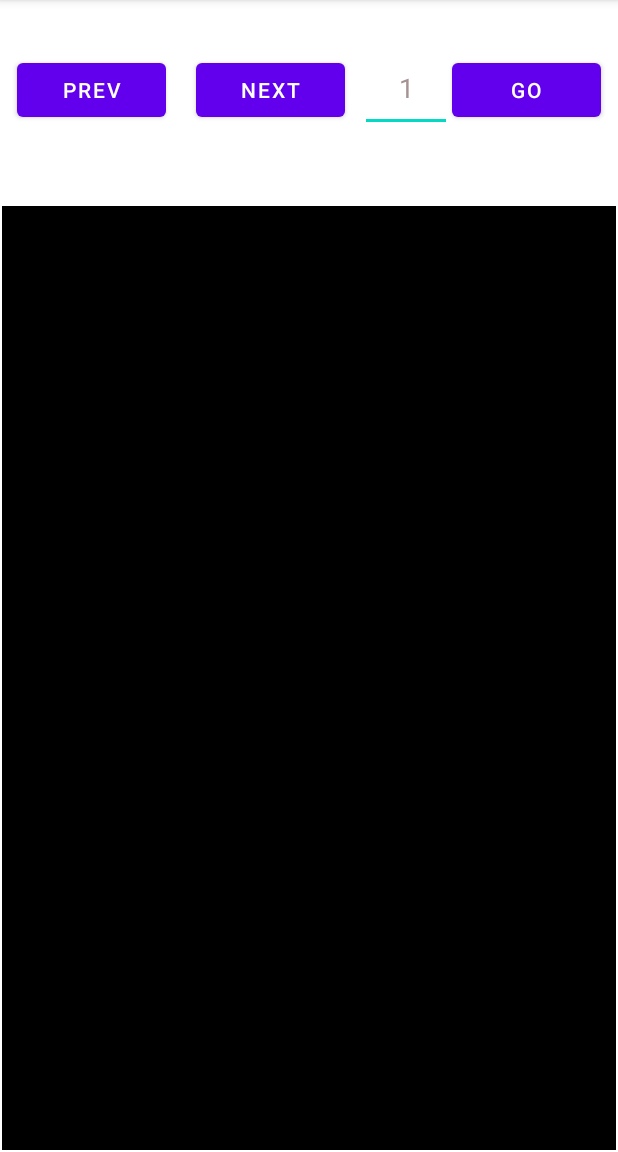
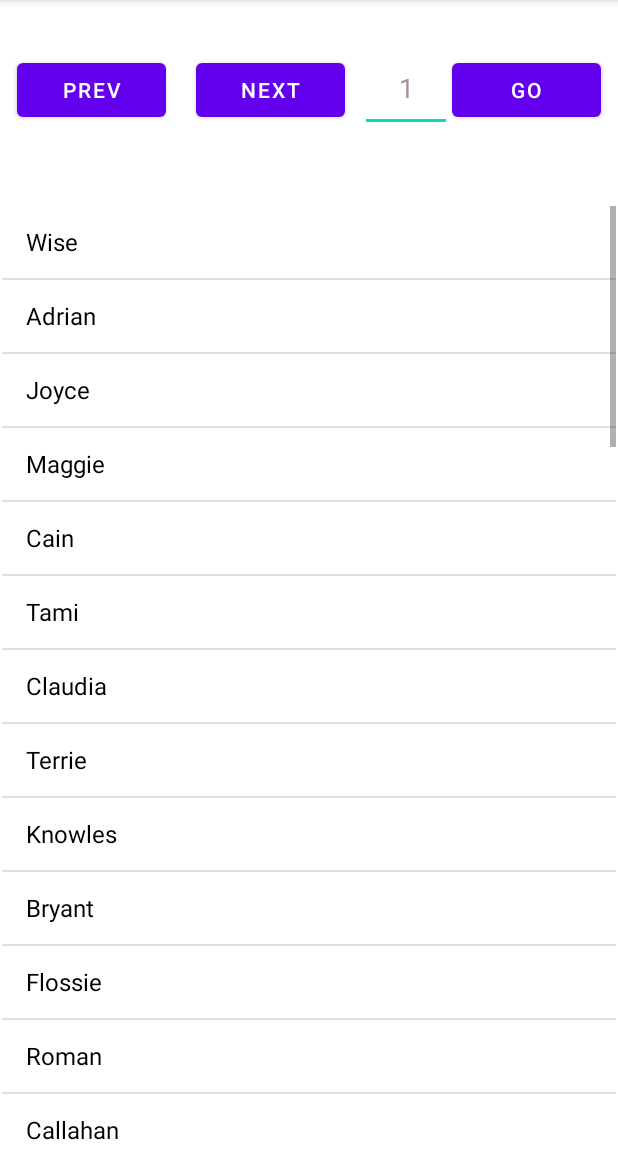
Before and after one commit to juanjonathan67/jsleep-android, an Android app: the screen it shows after launch (MainActivity), after a tap on "LOGIN", on a phone screen of 412 x 824 dp, the part 84-1236 px from its top. Run offline under Robolectric (Android 15) with nearby library versions, the phone set to English and light mode, and no system bars; 1 statement that could not run was skipped.

Commit message:
TP modul 9

```diff
--- a/app/build.gradle
+++ b/app/build.gradle
@@ -34,6 +34,8 @@ dependencies {
     implementation 'com.google.android.material:material:1.5.0'
     implementation 'androidx.constraintlayout:constraintlayout:2.1.3'
     implementation 'com.google.code.gson:gson:2.8.7'
+    implementation 'com.squareup.retrofit2:retrofit:2.9.0'
+    implementation 'com.squareup.retrofit2:converter-gson:2.9.0'
     testImplementation 'junit:junit:4.13.2'
     androidTestImplementation 'androidx.test.ext:junit:1.1.3'
     androidTestImplementation 'androidx.test.espresso:espresso-core:3.4.0'
--- a/app/src/main/java/JuanjsleepRJ/jsleep_android/LoginActivity.java
+++ b/app/src/main/java/JuanjsleepRJ/jsleep_android/LoginActivity.java
@@ -3,40 +3,77 @@ package JuanjsleepRJ.jsleep_android;
 import androidx.appcompat.app.AppCompatActivity;
 
 
+import android.content.Context;
 import android.os.Bundle;
 
 import android.content.Intent;
 import android.view.View;
+import android.widget.Button;
+import android.widget.EditText;
 import android.widget.TextView;
 import android.widget.Toast;
 
-public class LoginActivity extends AppCompatActivity {
+import JuanjsleepRJ.jsleep_android.model.Account;
+import JuanjsleepRJ.jsleep_android.request.BaseApiService;
+import JuanjsleepRJ.jsleep_android.request.UtilsApi;
+import retrofit2.Call;
+import retrofit2.Callback;
+import retrofit2.Response;
+
+public class LoginActivity extends AppCompatActivity{
+    BaseApiService mApiService;
+    EditText username, password;
+    Context mContext;
 
     @Override
     protected void onCreate(Bundle savedInstanceState) {
         super.onCreate(savedInstanceState);
         setContentView(R.layout.activity_login);
+        mApiService = UtilsApi.getApiService();
+        mContext = this;
+        Button loginButton = findViewById(R.id.LoginButton);
         TextView register = findViewById(R.id.RegisterButton);
+
+        username = findViewById(R.id.editTextUsername);
+        password = findViewById(R.id.editTextPassword);
+
+        loginButton.setOnClickListener(new View.OnClickListener() {
+            @Override
+            public void onClick(View view) {
+                Account account = requestAccount();
+                Intent move = new Intent(LoginActivity.this, MainActivity.class);
+                startActivity(move);
+                Toast.makeText(LoginActivity.this, "Login Success!", Toast.LENGTH_SHORT).show();
+            }
+        });
 
         register.setOnClickListener(new View.OnClickListener() {
             @Override
             public void onClick(View view) {
                 Intent move = new Intent(LoginActivity.this, RegisterActivity.class);
                 startActivity(move);
-            }
-        });
 
-        TextView main = findViewById(R.id.LoginButton);
-
-        main.setOnClickListener(new View.OnClickListener() {
-            @Override
-            public void onClick(View view) {
-                Intent move = new Intent(LoginActivity.this, MainActivity.class);
-                startActivity(move);
-                Toast.makeText(LoginActivity.this, "Login Success!", Toast.LENGTH_SHORT).show();
             }
         });
     }
 
+    protected Account requestAccount(){
+        mApiService.getAccount(0).enqueue(new Callback<Account>(){
+            @Override
+            public void onResponse(Call<Account> call, Response<Account> response){
+                if(response.isSuccessful()){
+                    Account account;
+                    account = response.body();
+                    System.out.println(account.toString());
+                }
+            }
+
+            @Override
+            public void onFailure(Call<Account> call, Throwable t){
+                Toast.makeText(mContext, "no account id=0", Toast.LENGTH_SHORT).show();
+            }
+        });
+        return null;
+    }
 
 }
--- a/app/src/main/java/JuanjsleepRJ/jsleep_android/MainActivity.java
+++ b/app/src/main/java/JuanjsleepRJ/jsleep_android/MainActivity.java
@@ -3,7 +3,6 @@ package JuanjsleepRJ.jsleep_android;
 import androidx.appcompat.app.AppCompatActivity;
 
 import android.content.Intent;
-import android.view.Menu;
 
 import java.io.BufferedReader;
 import java.io.InputStream;
@@ -16,11 +15,11 @@ import java.util.ArrayList;
 import java.util.Collections;
 import java.util.List;
 
+import android.graphics.Color;
 import android.os.Bundle;
-import android.view.MenuInflater;
-import android.widget.ArrayAdapter;
-import android.widget.ListView;
-import android.view.MenuItem;
+import android.widget.*;
+import android.view.*;
+
 
 public class MainActivity extends AppCompatActivity {
 
@@ -68,7 +67,19 @@ public class MainActivity extends AppCompatActivity {
             Room[] acc = gson.fromJson(reader, Room[].class);
             Collections.addAll(roomList, acc);
             nameList = getName(roomList);
-            ArrayAdapter<String> itemAdapter = new ArrayAdapter<String>(this, android.R.layout.simple_list_item_1, nameList);
+            ArrayAdapter<String> itemAdapter = new ArrayAdapter<String>(this, android.R.layout.simple_list_item_1, nameList){
+                @Override
+                public View getView(int position, View convertView, ViewGroup parent) {
+                    View view =super.getView(position, convertView, parent);
+
+                    TextView textView=(TextView) view.findViewById(android.R.id.text1);
+
+                    /*YOUR CHOICE OF COLOR*/
+                    textView.setTextColor(Color.BLACK);
+
+                    return view;
+                }
+            };
             listView.setAdapter(itemAdapter);
         } catch (Exception e) {
             e.printStackTrace();
--- a/app/src/main/java/JuanjsleepRJ/jsleep_android/model/Renter.java
+++ b/app/src/main/java/JuanjsleepRJ/jsleep_android/model/Renter.java
@@ -1,6 +1,6 @@
 package JuanjsleepRJ.jsleep_android.model;
 
-public class Renter extends Room{
+public class Renter extends Serializable{
     public String phoneNumber;
     public String address;
     public String username;
--- /dev/null
+++ b/app/src/main/java/JuanjsleepRJ/jsleep_android/request/BaseApiService.java
@@ -0,0 +1,20 @@
+package JuanjsleepRJ.jsleep_android.request;
+
+import JuanjsleepRJ.jsleep_android.model.*;
+import retrofit2.http.GET;
+import retrofit2.http.Path;
+import retrofit2.Call;
+
+public interface BaseApiService {
+    @GET("account/{id}")
+    Call<Account> getAccount(@Path("id") int id);
+
+    @GET("price/{id}")
+    Call<Price> getPrice (@Path("id") int id);
+
+    @GET("renter/{id}")
+    Call<Renter> getRenter (@Path("id") int id);
+
+    @GET("room/{id}")
+    Call<Room> getRoom (@Path("id") int id);
+}
--- /dev/null
+++ b/app/src/main/java/JuanjsleepRJ/jsleep_android/request/RetrofitClient.java
@@ -0,0 +1,18 @@
+package JuanjsleepRJ.jsleep_android.request;
+
+import retrofit2.Retrofit;
+import retrofit2.converter.gson.GsonConverterFactory;
+
+public class RetrofitClient {
+    private static Retrofit retrofit = null;
+
+    public static Retrofit getClient(String baseUrl){
+        if(retrofit == null){
+            retrofit = new Retrofit.Builder()
+                    .baseUrl(baseUrl)
+                    .addConverterFactory(GsonConverterFactory.create())
+                    .build();
+        }
+        return retrofit;
+    }
+}
--- /dev/null
+++ b/app/src/main/java/JuanjsleepRJ/jsleep_android/request/UtilsApi.java
@@ -0,0 +1,9 @@
+package JuanjsleepRJ.jsleep_android.request;
+
+public class UtilsApi {
+    public static final String BASE_URL_API = "http://192.168.0.123:8080/";
+
+    public static BaseApiService getApiService(){
+        return RetrofitClient.getClient(BASE_URL_API).create(BaseApiService.class);
+    }
+}
--- a/app/src/main/res/layout/activity_about_me.xml
+++ b/app/src/main/res/layout/activity_about_me.xml
@@ -74,8 +74,8 @@
         android:id="@+id/textView7"
         android:layout_width="wrap_content"
         android:layout_height="wrap_content"
-        android:layout_marginStart="15dp"
-        android:layout_marginTop="30dp"
+        android:layout_marginStart="20dp"
+        android:layout_marginTop="28dp"
         android:text="Balance"
         android:textSize="24sp"
         app:layout_constraintStart_toStartOf="parent"
@@ -102,7 +102,7 @@
         android:ems="10"
         android:hint="Amount"
         android:inputType="number"
-        android:textColor="#000000"
+        android:textColor="#FFFFFF"
         app:layout_constraintBottom_toBottomOf="parent"
         app:layout_constraintEnd_toStartOf="@+id/top_up"
         app:layout_constraintStart_toStartOf="parent"
--- a/app/src/main/res/layout/activity_login.xml
+++ b/app/src/main/res/layout/activity_login.xml
@@ -85,6 +85,7 @@
         android:layout_marginEnd="143dp"
         android:layout_marginBottom="143dp"
         android:text="Don't have account?"
+        android:textColor="#000000"
         android:textSize="14sp"
         app:layout_constraintBottom_toBottomOf="parent"
         app:layout_constraintEnd_toEndOf="parent"
--- a/app/src/main/res/layout/activity_main.xml
+++ b/app/src/main/res/layout/activity_main.xml
@@ -68,7 +68,7 @@
         android:layout_marginTop="25dp"
         android:layout_marginEnd="1dp"
         android:layout_marginBottom="1dp"
-        android:background="#000000"
+        android:background="#FFFFFF"
         app:layout_constraintBottom_toBottomOf="parent"
         app:layout_constraintEnd_toEndOf="parent"
         app:layout_constraintHorizontal_bias="0.0"
```
Also changed, not shown: app/src/main/AndroidManifest.xml (+5 -2 lines), app/src/main/java/JuanjsleepRJ/jsleep_android/model/Account.java (+17 -0 lines).
